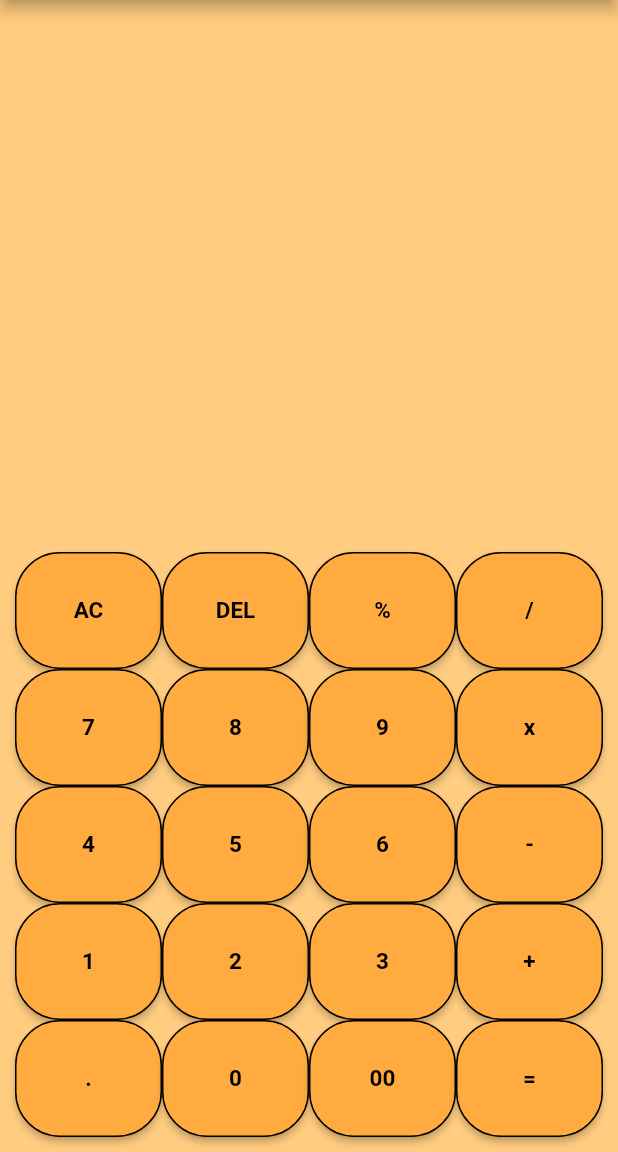
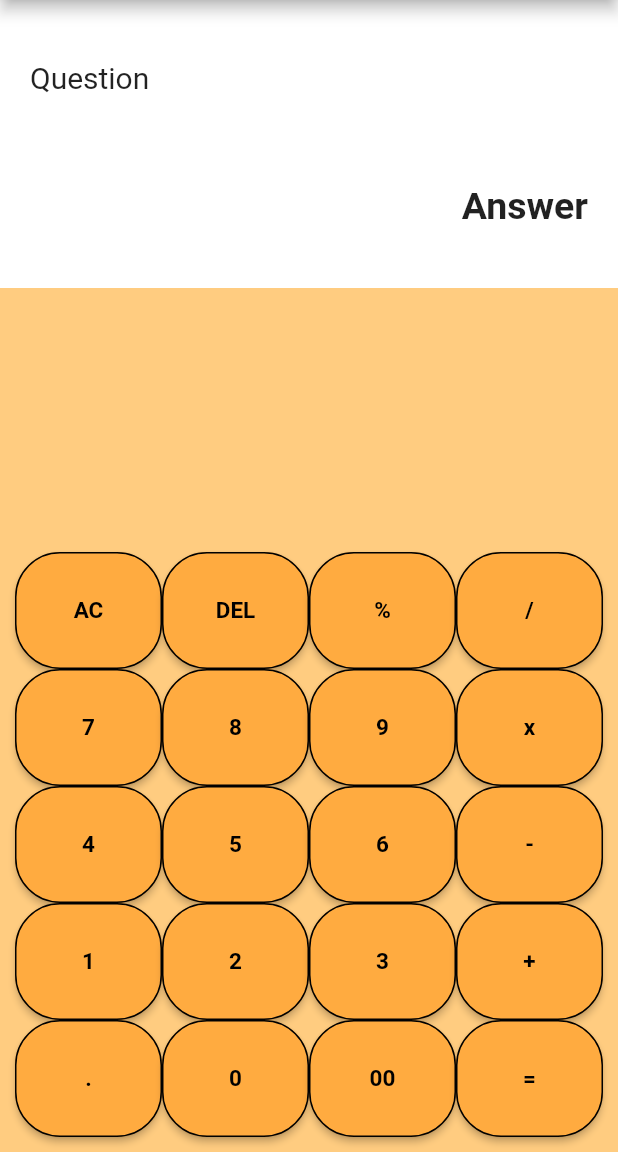
Before and after one commit to kamalgodar/Flutter0, a Flutter app: the screen it shows after launch, on a phone screen of 412 x 824 dp, the part 84-1236 px from its top. Run offline on Flutter 3.47's test engine with Material 2 defaults, Android fonts, the phone set to English and light mode, and no system bars.

Commit message:
display layout added

```diff
--- a/lib/main.dart
+++ b/lib/main.dart
@@ -11,48 +11,68 @@ class MyApp extends StatelessWidget {
         debugShowCheckedModeBanner: false,
         home: Material(
             //color: Colors.orangeAccent,
-        child: Home()
-      )
-    );
+            child: Home()));
   }
 }
+
 class Home extends StatefulWidget {
   @override
   _HomeState createState() => _HomeState();
 }
 
 class _HomeState extends State<Home> {
-
-   Widget buildbutton(String text){
+  Widget buildbutton(String text) {
     return Expanded(
       child: MaterialButton(
         child: Text(text,
-                            style:TextStyle(color: Colors.black, fontSize: 15, fontWeight: FontWeight.bold )),
+            style: TextStyle(
+                color: Colors.black,
+                fontSize: 15,
+                fontWeight: FontWeight.bold)),
         color: Colors.orangeAccent,
         splashColor: Colors.white,
         shape: RoundedRectangleBorder(
             borderRadius: BorderRadius.circular(30),
             side: BorderSide(color: Colors.black)),
-                   padding: EdgeInsets.symmetric(
-                     horizontal: 20,
-                     vertical: 30),
-                   onPressed: (){},
+        padding: EdgeInsets.symmetric(horizontal: 20, vertical: 30),
+        onPressed: () {},
       ),
     );
   }
+
   @override
   Widget build(BuildContext context) {
     return Scaffold(
         backgroundColor: Colors.orange[200],
-         appBar: AppBar(title: Text('Calculator'),
+        appBar: AppBar(
+          title: Text('Calculator'),
           backgroundColor: Colors.orangeAccent,
         ),
-
-         body: Container(
+        body: Column(children: <Widget>[
+          Expanded(
+            child: Container(
+                color: Colors.white,
+                child: Column(
+                  mainAxisAlignment: MainAxisAlignment.spaceEvenly,
+                  children: <Widget>[
+                    Container(
+                        alignment: Alignment.centerLeft,
+                        padding: EdgeInsets.all(20),
+                        child: Text("Question", style: TextStyle(fontSize: 20))),
+                    Container(
+                        padding: EdgeInsets.all(20),
+                        alignment: Alignment.centerRight,
+                        child: Text("Answer", style: TextStyle(fontSize: 25, fontWeight: FontWeight.bold)))
+                  ],
+                )),
+          ),
+          Expanded(
+            flex: 3,
+            child: Container(
                 padding: EdgeInsets.symmetric(vertical: 10, horizontal: 10),
                 //alignment: Alignment.bottomCenter,
                 child: Column(
-             mainAxisSize: MainAxisSize.max,
+                  //mainAxisSize: MainAxisSize.max,
                   mainAxisAlignment: MainAxisAlignment.end,
                   children: <Widget>[
                     Row(children: <Widget>[
@@ -85,8 +105,9 @@ class MyApp extends StatelessWidget {
                       buildbutton("00"),
                       buildbutton("="),
                     ]),
-           ],)
-         )
-       );
+                  ],
+                )),
+          ),
+        ]));
   }
 }
```
Lines whose indentation alone changed are shown as unchanged.
